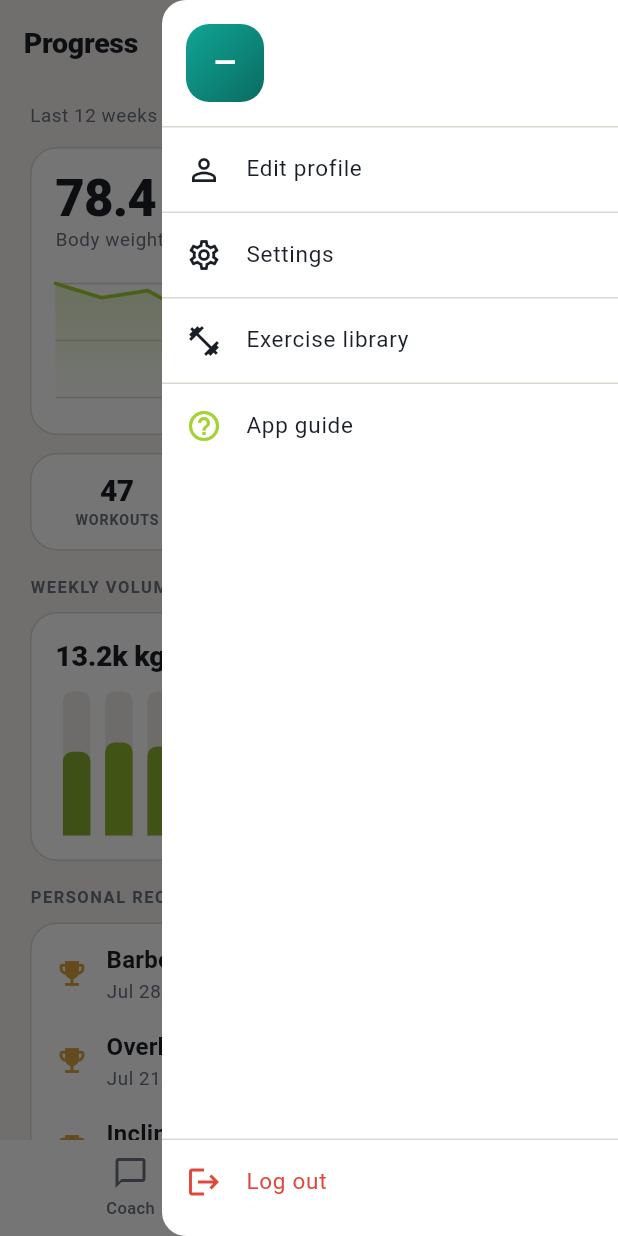
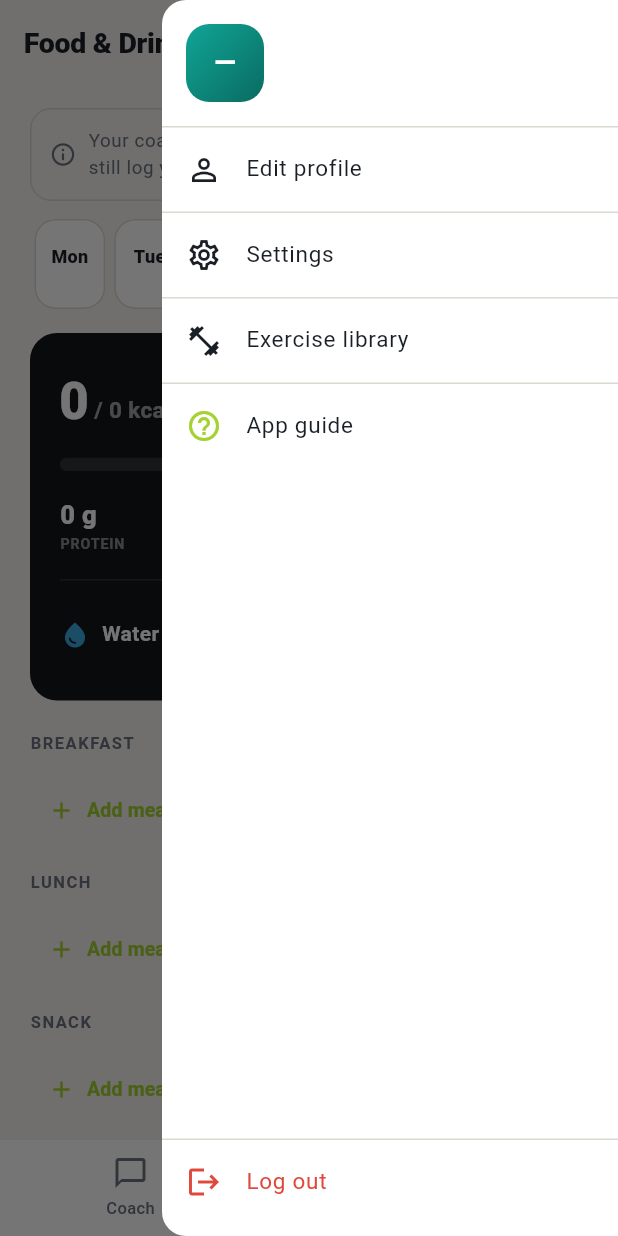
Before and after one commit to mscit-admin/ARETE_Enhance, a Flutter app: the AppShell screen opened directly, item 3 of the bottom bar chosen, with the side drawer open, on a phone screen of 412 x 824 dp. Run offline on Flutter 3.47's test engine with Material 3 defaults, Android fonts, the phone set to English and light mode, and no system bars; our stand-ins replace flutter_local_notifications, permission_handler, qr_flutter, shared_preferences; missing offline and left inert: mobile_scanner; accounts and stored records are empty; generated files the repository leaves out were written again; network calls fail.

Commit message:
Nav: make Food & Drink a member tab; move Progress to the coach side
Restructures the bottom navigation as requested:
- Member tabs: Home · Train · Food & Drink · Coach (Nutrition now sits
  beside Train instead of being a Home card, which is removed)
- Trainer tabs: Clients · Plans · Messages · Progress (Progress relocated
  from the member bar to the coach side)

Also updates the guided tour (member Nutrition step, trainer Progress step),
tab-refresh wiring, a navNutrition tour key, and en/ar/fr nav + help strings.

Co-Authored-By: Claude Opus 4.8 <noreply@anthropic.com>
Claude-Session: https://claude.ai/code/session_012iMx9uibAPP8zxYBxKxYyq

```diff
--- a/lib/features/help/tour_keys.dart
+++ b/lib/features/help/tour_keys.dart
@@ -10,6 +10,7 @@ class TourKeys {
   // Bottom-navigation destinations.
   static final navHome = GlobalKey(debugLabel: 'tour_navHome');
   static final navTrain = GlobalKey(debugLabel: 'tour_navTrain');
+  static final navNutrition = GlobalKey(debugLabel: 'tour_navNutrition');
   static final navProgress = GlobalKey(debugLabel: 'tour_navProgress');
   static final navCoach = GlobalKey(debugLabel: 'tour_navCoach');
   static final navClients = GlobalKey(debugLabel: 'tour_navClients');
--- a/lib/features/shell/app_shell.dart
+++ b/lib/features/shell/app_shell.dart
@@ -14,6 +14,7 @@ import 'root_scaffold_key.dart';
 import '../trainer/plans_screen.dart';
 import '../trainer/trainer_messages_screen.dart';
 import '../workout/workout_home_screen.dart';
+import '../nutrition/nutrition_screen.dart';
 import '../progress/progress_screen.dart';
 import '../coach/coach_screen.dart';
 import '../../state/auth_controller.dart';
@@ -22,8 +23,10 @@ import '../../state/help_controller.dart';
 import '../../state/messaging_controller.dart';
 import '../../state/notifications_controller.dart';
 import '../../state/my_plan_controller.dart';
+import '../../state/nutrition_controller.dart';
 import '../../state/plans_controller.dart';
 import '../../state/profile_controller.dart';
+import '../../state/progress_controller.dart';
 import '../../state/session_controller.dart';
 
 /// Root scaffold with bottom navigation. The tab set adapts to the active
@@ -144,10 +147,10 @@ class _AppShellState extends State<AppShell> {
         before: () async => _goTab(1),
       ),
       TourStep(
-        target: TourKeys.navProgress,
+        target: TourKeys.navNutrition,
         circle: true,
-        title: l.helpProgressTitle,
-        body: l.helpProgressBody,
+        title: l.helpNutritionTitle,
+        body: l.helpNutritionBody,
         before: () async => _goTab(2),
       ),
       TourStep(
@@ -192,6 +195,13 @@ class _AppShellState extends State<AppShell> {
           body: l.helpMessagesBody,
           before: () => coach(2),
         ),
+        TourStep(
+          target: TourKeys.navProgress,
+          circle: true,
+          title: l.helpProgressTitle,
+          body: l.helpProgressBody,
+          before: () => coach(3),
+        ),
       ]);
     }
     return steps;
@@ -215,11 +225,11 @@ class _AppShellState extends State<AppShell> {
 
     // Layout: destination 0 is the raised centre button (Home / Clients);
     // the rest sit to the left and right of the notch.
-    //   Member  → left: Coach        · centre: Home    · right: Train, Progress
-    //   Trainer → left: Messages     · centre: Clients · right: Plans
+    //   Member  → left: Coach        · centre: Home    · right: Train, Nutrition
+    //   Trainer → left: Messages     · centre: Clients · right: Plans, Progress
     const centreIndex = 0;
     final leftIndices = isTrainer ? const [2] : const [3];
-    final rightIndices = isTrainer ? const [1] : const [1, 2];
+    final rightIndices = isTrainer ? const [1, 3] : const [1, 2];
 
     void select(int i) => _goTab(i);
 
@@ -313,11 +323,15 @@ class _AppShellState extends State<AppShell> {
         connect.loadClients();
       } else if (i == 2) {
         connect.loadClients();
+      } else if (i == 3) {
+        context.read<ProgressController>().load();
       }
     } else {
       final profile = context.read<ProfileController>();
       if (i == 0) {
         profile.load();
+      } else if (i == 2) {
+        context.read<NutritionController>().load();
       } else if (i == 3) {
         profile.load();
         context.read<MyPlanController>().load();
@@ -345,11 +359,11 @@ class _AppShellState extends State<AppShell> {
           navKey: TourKeys.navTrain,
         ),
         _TabDef(
-          label: l.navProgress,
-          icon: Icons.insights_outlined,
-          activeIcon: Icons.insights_rounded,
-          screen: const ProgressScreen(),
-          navKey: TourKeys.navProgress,
+          label: l.navNutrition,
+          icon: Icons.restaurant_menu_outlined,
+          activeIcon: Icons.restaurant_menu,
+          screen: const NutritionScreen(),
+          navKey: TourKeys.navNutrition,
         ),
         _TabDef(
           label: l.navCoach,
@@ -381,6 +395,13 @@ class _AppShellState extends State<AppShell> {
           activeIcon: Icons.chat_bubble,
           screen: const TrainerMessagesScreen(),
           navKey: TourKeys.navMessages,
+        ),
+        _TabDef(
+          label: l.navProgress,
+          icon: Icons.insights_outlined,
+          activeIcon: Icons.insights_rounded,
+          screen: const ProgressScreen(),
+          navKey: TourKeys.navProgress,
         ),
       ];
 }
--- a/lib/l10n/app_ar.arb
+++ b/lib/l10n/app_ar.arb
@@ -5,6 +5,7 @@
 
   "navHome": "الرئيسية",
   "navTrain": "التمرين",
+  "navNutrition": "التغذية",
   "navProgress": "التقدم",
   "navCoach": "المدرب",
   "navClients": "المتدربون",
@@ -374,6 +375,8 @@
   "helpTrainBody": "ابدأ جلسة وسجّل مجموعاتك وتكراراتك وأوزانك. تُحفظ أرقامك القياسية تلقائيًا.",
   "helpProgressTitle": "التقدّم",
   "helpProgressBody": "تابع منحنى وزنك وحجم تدريبك وقياسات جسمك عبر الزمن.",
+  "helpNutritionTitle": "الأكل والشرب",
+  "helpNutritionBody": "تابع خطة الوجبات التي يُسنِدها مدرّبك، وحدّد الوجبات عند تناولها، وسجّل وجبات إضافية، وتتبّع شرب الماء.",
   "helpCoachTitle": "المدرب",
   "helpCoachBody": "تحدّث مع مدربك، واستقبل الخطط التي يُسندها إليك، وابقَ على تواصل.",
   "helpProfileTitle": "حسابك",
--- a/lib/l10n/app_en.arb
+++ b/lib/l10n/app_en.arb
@@ -6,6 +6,7 @@
 
   "navHome": "Home",
   "navTrain": "Train",
+  "navNutrition": "Food",
   "navProgress": "Progress",
   "navCoach": "Coach",
   "navClients": "Clients",
@@ -425,6 +426,8 @@
   "helpTrainBody": "Start a session and log your sets, reps and weights. Personal records are tracked automatically.",
   "helpProgressTitle": "Progress",
   "helpProgressBody": "Follow your weight trend, training volume and body measurements over time.",
+  "helpNutritionTitle": "Food & Drink",
+  "helpNutritionBody": "Follow the meal plan your coach assigns, tick meals off as you eat them, log extra meals, and track your water.",
   "helpCoachTitle": "Coach",
   "helpCoachBody": "Chat with your coach, receive the plans they assign you, and stay connected.",
   "helpProfileTitle": "Your account",
--- a/lib/l10n/app_fr.arb
+++ b/lib/l10n/app_fr.arb
@@ -5,6 +5,7 @@
 
   "navHome": "Accueil",
   "navTrain": "Entraîner",
+  "navNutrition": "Repas",
   "navProgress": "Progrès",
   "navCoach": "Coach",
   "navClients": "Clients",
@@ -374,6 +375,8 @@
   "helpTrainBody": "Démarrez une séance et enregistrez vos séries, répétitions et charges. Les records sont suivis automatiquement.",
   "helpProgressTitle": "Progression",
   "helpProgressBody": "Suivez l'évolution de votre poids, votre volume d'entraînement et vos mensurations dans le temps.",
+  "helpNutritionTitle": "Alimentation",
+  "helpNutritionBody": "Suivez le plan de repas attribué par votre coach, cochez les repas consommés, enregistrez des repas supplémentaires et suivez votre hydratation.",
   "helpCoachTitle": "Coach",
   "helpCoachBody": "Discutez avec votre coach, recevez les plans qu'il vous attribue et restez connecté.",
   "helpProfileTitle": "Votre compte",
```
Also changed, not shown: lib/features/profile/member_profile_screen.dart (+0 -61 lines).
